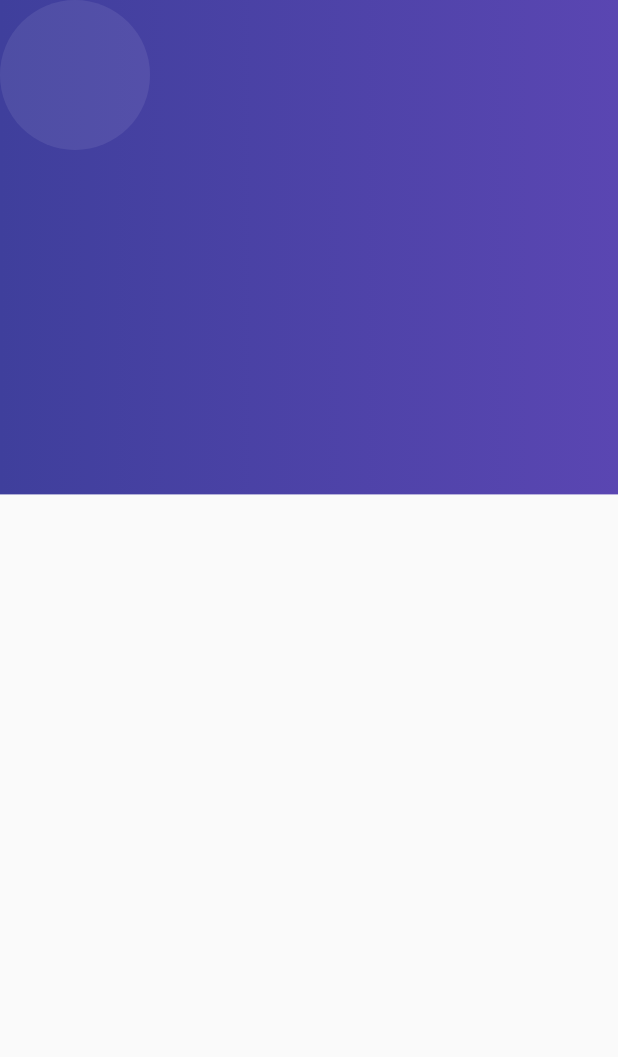
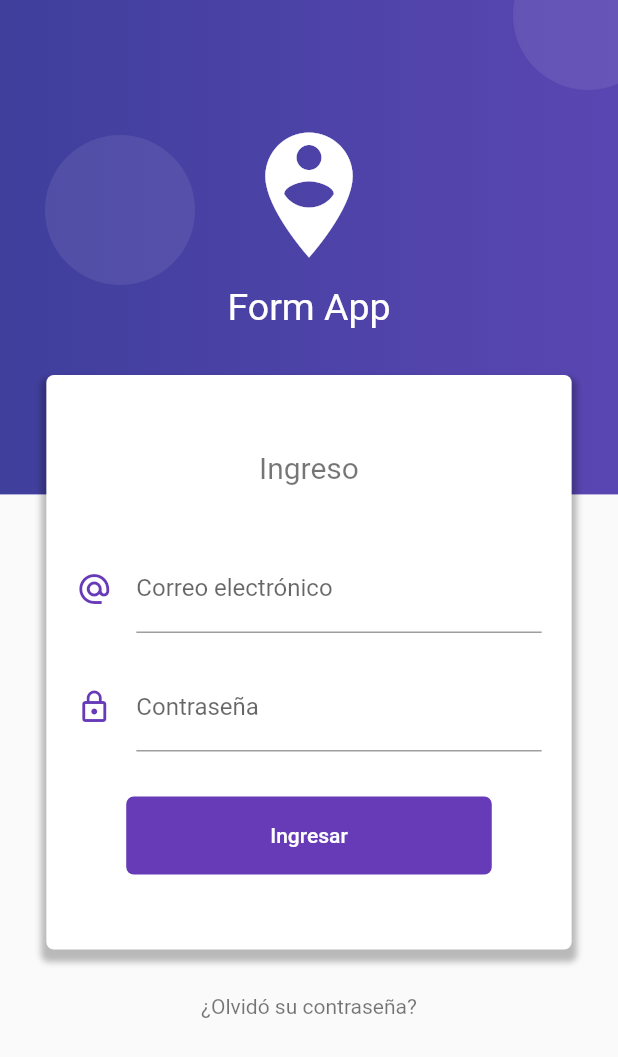
Before and after one commit to danielgomezcantero/formvalidationapp, a Flutter app: the screen it shows after launch, on a phone screen of 412 x 824 dp. Shown: the top 1057 px of the screen. Run offline on Flutter 3.47's test engine with Material 2 defaults, Android fonts, the phone set to English and light mode, and no system bars.

Commit message:
Page Login

```diff
--- /dev/null
+++ b/lib/src/bloc/login_bloc.dart
@@ -0,0 +1,20 @@
+import 'dart:async';
+
+class LoginBloc {
+  final _emailController = StreamController<String>.broadcast();
+  final _passwordController = StreamController<String>.broadcast();
+
+  //Recuperar los datos del stream
+
+  Stream<String> get emailStream => _emailController.stream;
+  Stream<String> get passwordStream => _passwordController.stream;
+
+  // Insertar valores al stream
+  Function(String) get changeEmail => _emailController.sink.add;
+  Function(String) get changePassword => _passwordController.sink.add;
+
+  dispose() {
+    _emailController?.close();
+    _passwordController?.close();
+  }
+}
--- /dev/null
+++ b/lib/src/bloc/provider.dart
@@ -0,0 +1,11 @@
+import 'package:flutter/material.dart';
+import 'package:formvalidation/src/bloc/login_bloc.dart';
+
+class Provider extends InheritedWidget {
+  final loginBloc = LoginBloc();
+
+  @override
+  bool updateShouldNotify(InheritedWidget oldWidget) => true;
+
+  static LoginBloc of(BuildContext context) {}
+}
--- a/lib/src/pages/login_page.dart
+++ b/lib/src/pages/login_page.dart
@@ -7,8 +7,66 @@ class LoginPage extends StatelessWidget {
         body: Stack(
       children: [
         _creaFondo(context),
+        _loginForm(context),
       ],
     ));
+  }
+
+  Widget _loginForm(BuildContext context) {
+    final size = MediaQuery.of(context).size;
+    return SingleChildScrollView(
+      child: Column(
+        children: [
+          SafeArea(
+              child: Container(
+            height: 220.0,
+          )),
+          Container(
+            width: size.width * 0.85,
+            margin: EdgeInsets.symmetric(vertical: 30.0),
+            padding: EdgeInsets.symmetric(vertical: 50.0),
+            decoration: BoxDecoration(
+              color: Colors.white,
+              borderRadius: BorderRadius.circular(5.0),
+              boxShadow: [
+                BoxShadow(
+                    color: Colors.black26,
+                    blurRadius: 3.0,
+                    offset: Offset(0.0, 5.0),
+                    spreadRadius: 3.0),
+              ],
+            ),
+            child: Column(
+              children: [
+                Text(
+                  'Ingreso',
+                  style: TextStyle(fontSize: 20.0, color: Colors.black54),
+                ),
+                SizedBox(
+                  height: 40.0,
+                ),
+                _crearEmail(),
+                SizedBox(
+                  height: 20.0,
+                ),
+                _crearPassword(),
+                SizedBox(
+                  height: 30.0,
+                ),
+                _crearBoton()
+              ],
+            ),
+          ),
+          Text(
+            '¿Olvidó su contraseña?',
+            style: TextStyle(color: Colors.black54),
+          ),
+          SizedBox(
+            height: 100.0,
+          ),
+        ],
+      ),
+    );
   }
 
   Widget _creaFondo(BuildContext context) {
@@ -32,7 +90,70 @@ class LoginPage extends StatelessWidget {
     );
 
     return Stack(
-      children: [fondoMorado, circulo],
+      children: [
+        fondoMorado,
+        Positioned(top: 90.0, left: 30.0, child: circulo),
+        Positioned(top: -40.0, right: -30.0, child: circulo),
+        Positioned(bottom: -50.0, right: -10.0, child: circulo),
+        Positioned(bottom: 120.0, right: 20.0, child: circulo),
+        Positioned(bottom: -40.0, left: -20.0, child: circulo),
+        Container(
+          padding: EdgeInsets.only(top: 80.0),
+          child: Column(
+            children: [
+              Icon(Icons.person_pin_circle, color: Colors.white, size: 100.0),
+              SizedBox(
+                height: 10.0,
+                width: double.infinity,
+              ),
+              Text(
+                'Form App',
+                style: TextStyle(color: Colors.white, fontSize: 25.0),
+              )
+            ],
+          ),
+        ),
+      ],
     );
   }
+
+  Widget _crearEmail() {
+    return Container(
+      padding: EdgeInsets.symmetric(horizontal: 20.0),
+      child: TextField(
+        keyboardType: TextInputType.emailAddress,
+        cursorColor: Colors.deepPurple,
+        decoration: InputDecoration(
+          icon: Icon(Icons.alternate_email, color: Colors.deepPurple),
+          hintText: 'ejemplo@correo',
+          labelText: 'Correo electrónico',
+        ),
+      ),
+    );
+  }
+
+  Widget _crearPassword() {
+    return Container(
+      padding: EdgeInsets.symmetric(horizontal: 20.0),
+      child: TextField(
+        obscureText: true,
+        decoration: InputDecoration(
+            icon: Icon(Icons.lock_outline, color: Colors.deepPurple),
+            labelText: 'Contraseña'),
+      ),
+    );
+  }
+
+  Widget _crearBoton() {
+    return RaisedButton(
+        child: Container(
+          padding: EdgeInsets.symmetric(horizontal: 80.0, vertical: 18.0),
+          child: Text('Ingresar'),
+        ),
+        shape: RoundedRectangleBorder(borderRadius: BorderRadius.circular(5.0)),
+        elevation: 0.0,
+        color: Colors.deepPurple,
+        textColor: Colors.white,
+        onPressed: () {});
+  }
 }
```
